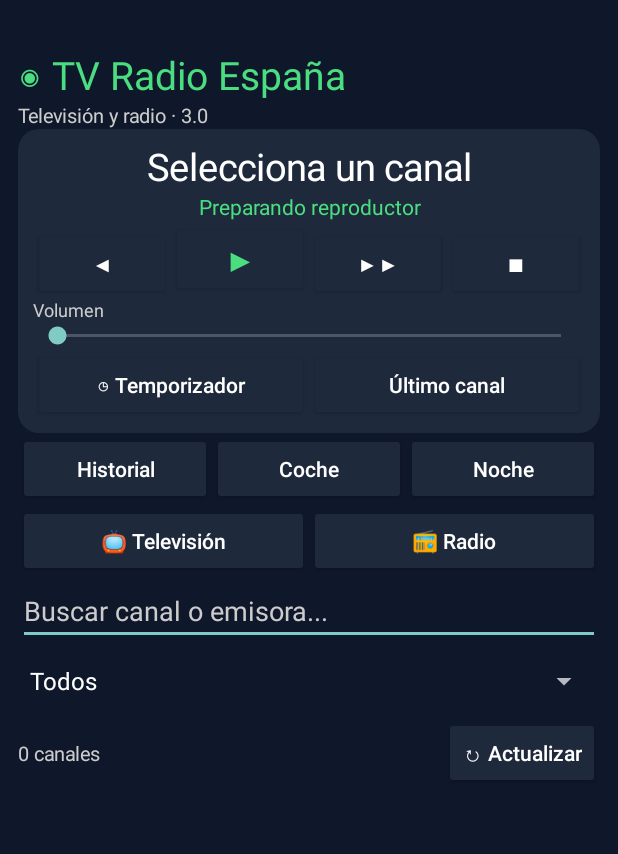
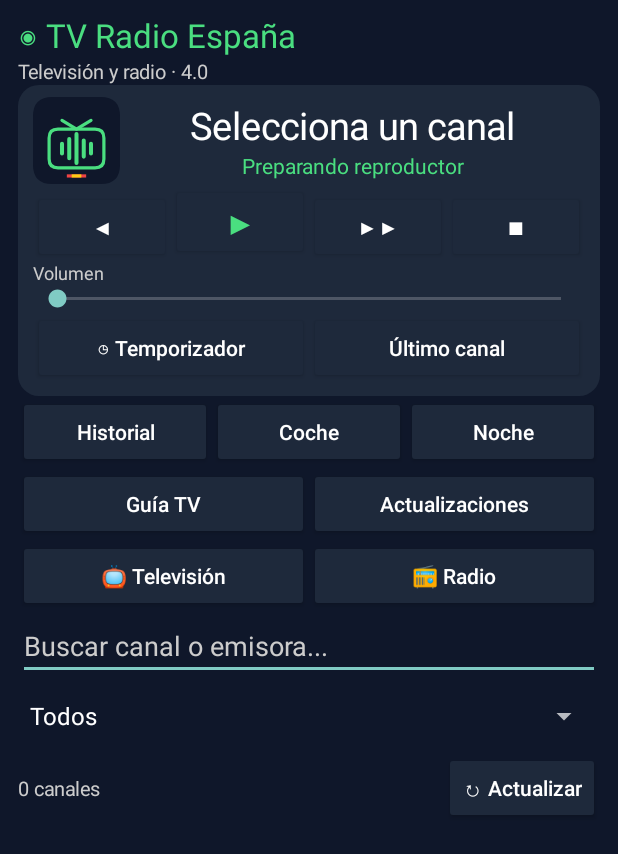
Before and after one commit to serbarbo-dotcom/tv-radio-espana, an Android app: the screen it shows after launch (MainActivity), on a phone screen of 412 x 824 dp. Shown: the top 854 px of the screen. Run offline under Robolectric (Android 15) with nearby library versions, the phone set to English and light mode, and no system bars; 3 statements that could not run were skipped.

Commit message:
4.0: interfaz compacta, logo actual, guía web y consulta de versiones

```diff
--- a/app/src/main/java/es/tvradio/MainActivity.java
+++ b/app/src/main/java/es/tvradio/MainActivity.java
@@ -32,6 +32,8 @@ public class MainActivity extends Activity {
     private LinearLayout root, lista, catalogo;
     private TextView estado, nombre, contador;
     private Button pausa, dormir;
+    private ImageView logoActual;
+    private String logoMostrado="";
     private EditText buscar;
     private Spinner categoria;
 
@@ -134,11 +136,12 @@ public class MainActivity extends Activity {
 
         prefs=getSharedPreferences("radio",MODE_PRIVATE);
         root=vertical();
-        root.setPadding(dp(12),dp(32),dp(12),dp(12));
+        root.setPadding(dp(12),dp(8),dp(12),dp(8));
+        root.setOnApplyWindowInsetsListener((v,insets)->{v.setPadding(dp(12),insets.getSystemWindowInsetTop()+dp(6),dp(12),insets.getSystemWindowInsetBottom()+dp(6));return insets;});
         root.setBackgroundColor(fondo);
 
-        root.addView(texto("◉ TV Radio España",26,verde));
-        root.addView(texto("Televisión y radio · 3.0",
+        root.addView(texto("◉ TV Radio España",22,verde));
+        root.addView(texto("Televisión y radio · 4.0",
             13,Color.LTGRAY));
 
         LinearLayout player=vertical();
@@ -147,11 +150,20 @@ public class MainActivity extends Activity {
 
         nombre=texto("Selecciona un canal",25,Color.WHITE);
         nombre.setGravity(Gravity.CENTER);
-        player.addView(nombre);
+        LinearLayout cabecera=new LinearLayout(this);
+        cabecera.setGravity(Gravity.CENTER_VERTICAL);
+        logoActual=new ImageView(this);
+        logoActual.setScaleType(ImageView.ScaleType.FIT_CENTER);
+        logoActual.setImageResource(R.drawable.ic_launcher);
+        cabecera.addView(logoActual,new LinearLayout.LayoutParams(dp(58),dp(58)));
+        LinearLayout detalles=vertical();
+        cabecera.addView(detalles,new LinearLayout.LayoutParams(0,-2,1));
+        detalles.addView(nombre);
 
         estado=texto("Preparando reproductor",14,verde);
         estado.setGravity(Gravity.CENTER);
-        player.addView(estado);
+        detalles.addView(estado);
+        player.addView(cabecera);
 
         LinearLayout controles=new LinearLayout(this);
 
@@ -239,6 +251,10 @@ public class MainActivity extends Activity {
         });
 
         root.addView(modos);
+        LinearLayout servicios=new LinearLayout(this);
+        accion(servicios,"Guía TV",v->abrirWeb("https://www.rtve.es/play/guia/"));
+        accion(servicios,"Actualizaciones",v->buscarActualizacion());
+        root.addView(servicios);
 
         catalogo=vertical();
 
@@ -247,6 +263,7 @@ public class MainActivity extends Activity {
         accion(tipo,"📺 Televisión",v->{
             if(cargando)return;
             radio=false;
+            canales.clear();mostrar();
             categoria.setSelection(0);
             cargarCanales();
         });
@@ -254,6 +271,7 @@ public class MainActivity extends Activity {
         accion(tipo,"📻 Radio",v->{
             if(cargando)return;
             radio=true;
+            canales.clear();mostrar();
             categoria.setSelection(0);
             cargarCanales();
         });
@@ -360,6 +378,9 @@ public class MainActivity extends Activity {
 
         CharSequence t=controller.getMediaMetadata().title;
         if(t!=null)nombre.setText(t);
+        android.net.Uri arte=controller.getMediaMetadata().artworkUri;
+        String enlace=arte==null?"":arte.toString();
+        if(!enlace.equals(logoMostrado)){logoMostrado=enlace;logoActual.setImageResource(R.drawable.ic_launcher);logo(enlace,logoActual);}
 
         if(controller.getPlayerError()!=null){
             estado.setText("Error de emisión");
@@ -373,6 +394,44 @@ public class MainActivity extends Activity {
         }
 
         pausa.setText(controller.getPlayWhenReady()?"Ⅱ":"▶");
+    }
+
+    private void abrirWeb(String url){
+        try{startActivity(new Intent(Intent.ACTION_VIEW,android.net.Uri.parse(url)));}
+        catch(Exception e){Toast.makeText(this,"No hay navegador disponible",Toast.LENGTH_SHORT).show();}
+    }
+
+    private void buscarActualizacion(){
+        Toast.makeText(this,"Consultando versiones...",Toast.LENGTH_SHORT).show();
+        new Thread(()->{
+            try{
+                java.net.URLConnection c=new URL("https://api.github.com/repos/serbarbo-dotcom/tv-radio-espana/releases/latest").openConnection();
+                c.setConnectTimeout(10000);c.setReadTimeout(10000);
+                c.setRequestProperty("Accept","application/vnd.github+json");
+                JSONObject j;
+                try(Scanner sc=new Scanner(c.getInputStream(),"UTF-8")){
+                    j=new JSONObject(sc.useDelimiter("\\A").next());
+                }
+                String tag=j.optString("tag_name");
+                String pagina=j.optString("html_url");
+                String instalada=getPackageManager().getPackageInfo(getPackageName(),0).versionName;
+                runOnUiThread(()->{
+                    if(cerrada)return;
+                    new AlertDialog.Builder(this).setTitle("Actualizaciones")
+                        .setMessage("Instalada: "+instalada+"\nÚltima publicación: "+tag)
+                        .setPositiveButton("Ver publicación",(d,w)->abrirWeb(pagina))
+                        .setNegativeButton("Cerrar",null).show();
+                });
+            }catch(Exception e){
+                runOnUiThread(()->{
+                    if(cerrada)return;
+                    new AlertDialog.Builder(this).setTitle("Actualizaciones")
+                        .setMessage("No se ha podido consultar una publicación. Puedes revisar las versiones en GitHub.")
+                        .setPositiveButton("Ver versiones",(d,w)->abrirWeb("https://github.com/serbarbo-dotcom/tv-radio-espana/releases"))
+                        .setNegativeButton("Cerrar",null).show();
+                });
+            }
+        }).start();
     }
 
     private void alternar(){
@@ -725,7 +784,7 @@ public class MainActivity extends Activity {
                         cache.put(url,img);
 
                         runOnUiThread(()->{
-                            if(!cerrada)vista.setImageBitmap(img);
+                            if(!cerrada && (vista!=logoActual || url.equals(logoMostrado)))vista.setImageBitmap(img);
                         });
                     }
                 }
```
